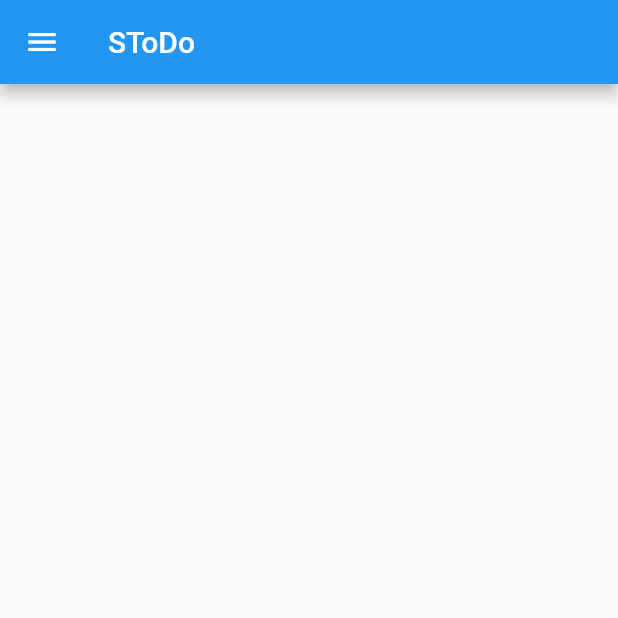
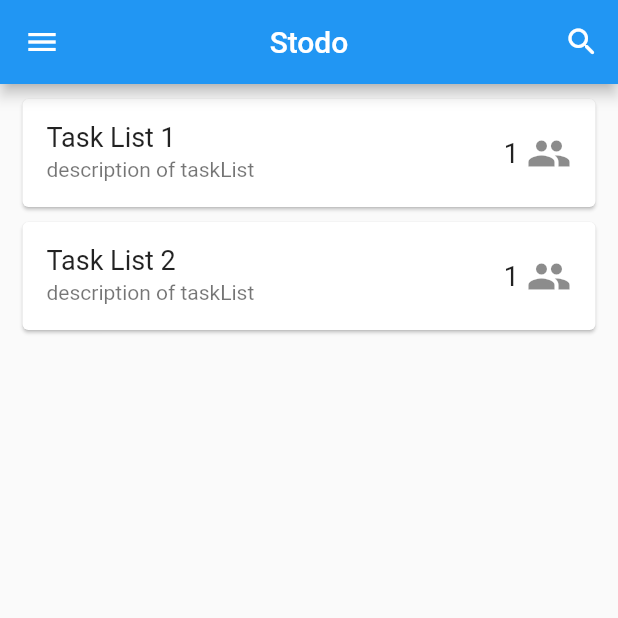
Before and after one commit to MohammadHuseyn/stodo, a Flutter app: the screen it shows after launch, on a phone screen of 412 x 824 dp, the top half of it. Run offline on Flutter 3.47's test engine with Material 2 defaults, Android fonts, the phone set to English and light mode, and no system bars.

Commit message:
adding task lists on page main body

```diff
--- a/lib/dart files/HomePage.dart
+++ b/lib/dart files/HomePage.dart
@@ -1,9 +1,19 @@
 import 'package:flutter/material.dart';
 
+import '../classes/TaskList.dart';
+import '../classes/User.dart';
+
 class MyHomePage extends StatefulWidget {
-  const MyHomePage({Key? key, required this.title}) : super(key: key);
+  MyHomePage(
+      {Key? key,
+      required this.title,
+      required this.mainUser,
+      required this.taskLists})
+      : super(key: key);
 
   final String title;
+  final User mainUser;
+  List<TaskList> taskLists;
 
   @override
   State<MyHomePage> createState() => _MyHomePageState();
@@ -20,14 +30,16 @@ class _MyHomePageState extends State<MyHomePage> {
               child: Column(
                 children: [
                   Container(
-                  decoration: new BoxDecoration(boxShadow: [
-                    new BoxShadow(
-                        color: Colors.indigo, blurRadius: 500, spreadRadius: 0.01)
+                    decoration: const BoxDecoration(boxShadow: [
+                      BoxShadow(
+                          color: Colors.indigo,
+                          blurRadius: 500,
+                          spreadRadius: 0.01)
                     ]),
                     child: Column(
                       children: [
                         Card(
-                        margin: EdgeInsets.all(25),
+                          margin: const EdgeInsets.all(25),
                           shape: RoundedRectangleBorder(
                               borderRadius: BorderRadius.circular(50)),
                           child: Row(
@@ -38,19 +50,24 @@ class _MyHomePageState extends State<MyHomePage> {
                                 child: CircleAvatar(
                                   minRadius:
                                       MediaQuery.of(context).size.width * 0.16,
-                                backgroundImage: const AssetImage("avatar.png"),
+                                  backgroundImage:
+                                      const AssetImage("avatar.png"),
                                 ),
                               ),
-                            Container(
+                              SizedBox(
                                 // height: 100,
                                 width: 150,
                                 child: ListTile(
                                   trailing: IconButton(
-                                  icon: Icon(Icons.edit_rounded),
-                                  onPressed: (){},
+                                    icon: const Icon(Icons.edit_rounded),
+                                    onPressed: () {},
                                   ),
-                                title: Text("Name",style: TextStyle(fontSize: 24),),
-                                subtitle: Text("username",style: TextStyle(fontSize: 14)),
+                                  title: const Text(
+                                    "Name",
+                                    style: TextStyle(fontSize: 24),
+                                  ),
+                                  subtitle: const Text("username",
+                                      style: TextStyle(fontSize: 14)),
                                 ),
                               ),
                             ],
@@ -59,61 +76,67 @@ class _MyHomePageState extends State<MyHomePage> {
                         Card(
                           shape: RoundedRectangleBorder(
                               borderRadius: BorderRadius.circular(15)),
-                        margin: EdgeInsets.only(left: 20, right: 20),
+                          margin: const EdgeInsets.only(left: 20, right: 20),
                           child: Column(
                             children: <Widget>[
                               ListTile(
-                              leading: Icon(
+                                leading: const Icon(
                                   Icons.edit_rounded,
                                   color: Colors.black,
                                 ),
-                              title: Text("Edit profile"),
-                              trailing: Icon(Icons.keyboard_arrow_right),
+                                title: const Text("Edit profile"),
+                                trailing:
+                                    const Icon(Icons.keyboard_arrow_right),
                                 onTap: () {},
                               ),
                               ListTile(
-                              leading: Icon(
+                                leading: const Icon(
                                   Icons.playlist_add,
                                   color: Colors.black,
                                 ),
-                              title: Text("New list"),
-                              trailing: Icon(Icons.keyboard_arrow_right),
+                                title: const Text("New list"),
+                                trailing:
+                                    const Icon(Icons.keyboard_arrow_right),
                                 onTap: () {},
                               ),
                               ListTile(
-                              leading: Icon(
+                                leading: const Icon(
                                   Icons.list,
                                   color: Colors.black,
                                 ),
-                              title: Text("All lists"),
-                              trailing: Icon(Icons.keyboard_arrow_right),
+                                title: const Text("All lists"),
+                                trailing:
+                                    const Icon(Icons.keyboard_arrow_right),
                                 onTap: () {},
                               ),
                               ListTile(
-                              leading: Icon(
+                                leading: const Icon(
                                   Icons.group,
                                   color: Colors.black,
                                 ),
-                              title: Text("Friends"),
-                              trailing: Icon(Icons.keyboard_arrow_right),
+                                title: const Text("Friends"),
+                                trailing:
+                                    const Icon(Icons.keyboard_arrow_right),
                                 onTap: () {},
                               ),
                               ListTile(
-                              leading: Icon(
+                                leading: const Icon(
                                   Icons.bookmark,
                                   color: Colors.black,
                                 ),
-                              title: Text("Highlited"),
-                              trailing: Icon(Icons.keyboard_arrow_right),
+                                title: const Text("Highlighted"),
+                                trailing:
+                                    const Icon(Icons.keyboard_arrow_right),
                                 onTap: () {},
                               ),
                               ListTile(
-                              leading: Icon(
+                                leading: const Icon(
                                   Icons.settings,
                                   color: Colors.black,
                                 ),
-                              title: Text("Setting"),
-                              trailing: Icon(Icons.keyboard_arrow_right),
+                                title: const Text("Setting"),
+                                trailing:
+                                    const Icon(Icons.keyboard_arrow_right),
                                 onTap: () {},
                               ),
                             ],
@@ -122,37 +145,41 @@ class _MyHomePageState extends State<MyHomePage> {
                         Card(
                           shape: RoundedRectangleBorder(
                               borderRadius: BorderRadius.circular(15)),
-                        margin: EdgeInsets.symmetric(vertical: 10,horizontal: 20),
+                          margin: const EdgeInsets.symmetric(
+                              vertical: 10, horizontal: 20),
                           child: Column(
                             children: <Widget>[
                               ListTile(
-                              leading: Icon(
+                                leading: const Icon(
                                   Icons.person_add,
                                   color: Colors.black,
                                 ),
                                 hoverColor: Colors.orange,
-                              title: Text("Invite friends"),
-                              trailing: Icon(Icons.keyboard_arrow_right),
+                                title: const Text("Invite friends"),
+                                trailing:
+                                    const Icon(Icons.keyboard_arrow_right),
                                 onTap: () {},
                               ),
                               ListTile(
-                              leading: Icon(
+                                leading: const Icon(
                                   Icons.phone,
                                   color: Colors.black,
                                 ),
                                 hoverColor: Colors.green,
-                              title: Text("Contact us"),
-                              trailing: Icon(Icons.keyboard_arrow_right),
+                                title: const Text("Contact us"),
+                                trailing:
+                                    const Icon(Icons.keyboard_arrow_right),
                                 onTap: () {},
                               ),
                               ListTile(
                                 hoverColor: Colors.red,
-                              leading: Icon(
+                                leading: const Icon(
                                   Icons.logout,
                                   color: Colors.black,
                                 ),
-                              title: Text("Log out"),
-                              trailing: Icon(Icons.keyboard_arrow_right),
+                                title: const Text("Log out"),
+                                trailing:
+                                    const Icon(Icons.keyboard_arrow_right),
                                 onTap: () {},
                               ),
                             ],
@@ -163,11 +190,39 @@ class _MyHomePageState extends State<MyHomePage> {
                   ),
                 ],
               ),
+            )),
+        appBar: AppBar(
+          title: Text(widget.title),
+          centerTitle: true,
+          actions: <Widget>[
+            IconButton(onPressed: () {}, icon: Icon(Icons.search_rounded))
+          ],
+        ),
+        body: Container(
+          height: MediaQuery.of(context).size.height,
+          child: ListView.builder(
+            itemCount: widget.taskLists.length,
+            itemBuilder: (context,index){
+              return GestureDetector(
+                onTap: (){},
+                child: Card(
+                  margin: EdgeInsets.only(left: 15,right: 15,top: 10),
+                  child: ListTile(
+                    title: Text(widget.taskLists.elementAt(index).name,style: TextStyle(fontSize: 18),),
+                    subtitle: Text(widget.taskLists.elementAt(index).description),
+                    trailing: Wrap(
+                      spacing: 5,
+                      crossAxisAlignment: WrapCrossAlignment.center,
+                      children: <Widget>[
+                        Text(widget.taskLists.elementAt(index).users.length.toString(),style: TextStyle(fontSize: 18),),
+                        Icon(Icons.people,size: 30,)
+                      ],
                     )
                   ),
-        appBar: AppBar(
-          title: Text(widget.title),
                 ),
-        body: Container());
+              );
+            },
+          ),
+        ));
   }
 }
--- a/lib/main.dart
+++ b/lib/main.dart
@@ -1,4 +1,7 @@
 import 'package:flutter/material.dart';
+import 'package:stodo/classes/Task.dart';
+import 'package:stodo/classes/TaskList.dart';
+import 'package:stodo/classes/User.dart';
 
 import 'dart files/HomePage.dart';
 
@@ -12,12 +15,29 @@ class MyApp extends StatelessWidget {
   // This widget is the root of your application.
   @override
   Widget build(BuildContext context) {
+    User mainUser = new User(firstname: "Mohammad Huseyn", lastname: "Amini", username: "mohammadhuseyn");
+    mainUser.setPass("password", "password");
+    Task task1 = new Task(title: "Task1", description: "desc1", owner: mainUser);
+    Task task2 = new Task(title: "Task2", description: "desc2", owner: mainUser);
+    Task task3 = new Task(title: "Task3", description: "desc3", owner: mainUser);
+    TaskList taskList1 = new TaskList(name: "Task List 1", AD: "CE", university: "Shahid Beheshti University",description: "description of taskList", creator: mainUser);
+    taskList1.tasks.add(task1);
+    taskList1.tasks.add(task2);
+    taskList1.tasks.add(task3);
+    Task task4 = new Task(title: "Task4", description: "desc4", owner: mainUser);
+    Task task5 = new Task(title: "Task5", description: "desc5", owner: mainUser);
+    Task task6 = new Task(title: "Task6", description: "desc6", owner: mainUser);
+    TaskList taskList2 = new TaskList(name: "Task List 2", AD: "CE", university: "Shahid Beheshti University",description: "description of taskList", creator: mainUser);
+    taskList2.tasks.add(task4);
+    taskList2.tasks.add(task5);
+    taskList2.tasks.add(task6);
     return MaterialApp(
+      debugShowCheckedModeBanner: false,
       title: 'stodo',
       theme: ThemeData(
         primarySwatch: Colors.blue,
       ),
-      home: const MyHomePage(title: 'SToDo'),
+      home: MyHomePage(title: 'Stodo',mainUser: mainUser,taskLists: [taskList1,taskList2]),
     );
   }
 }
```
Lines whose indentation alone changed are shown as unchanged.
